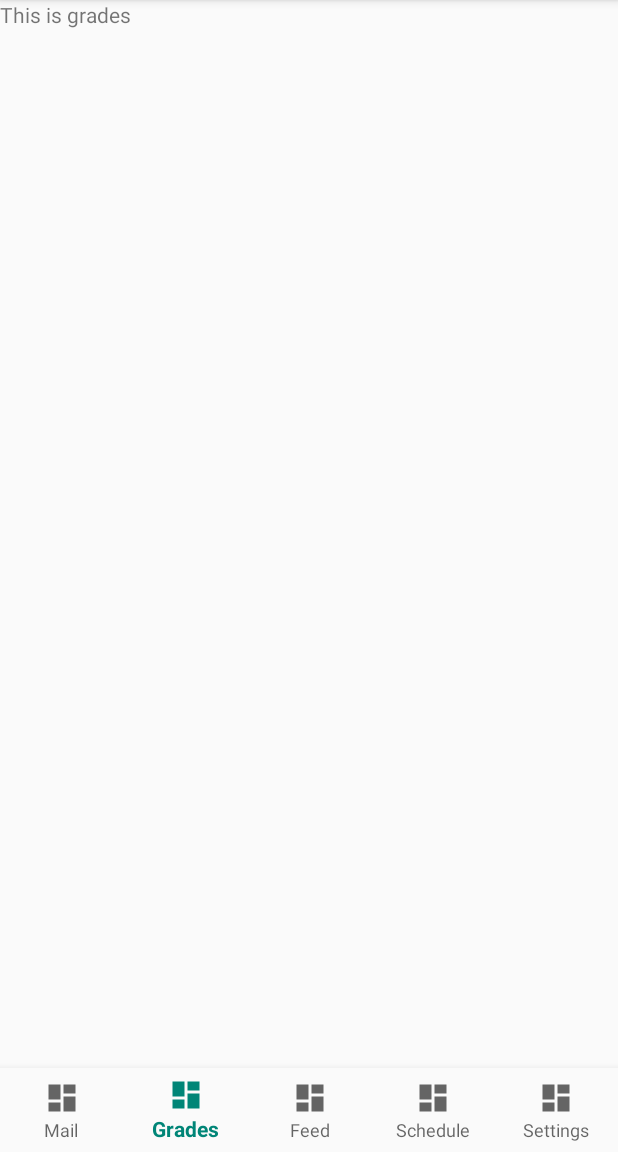
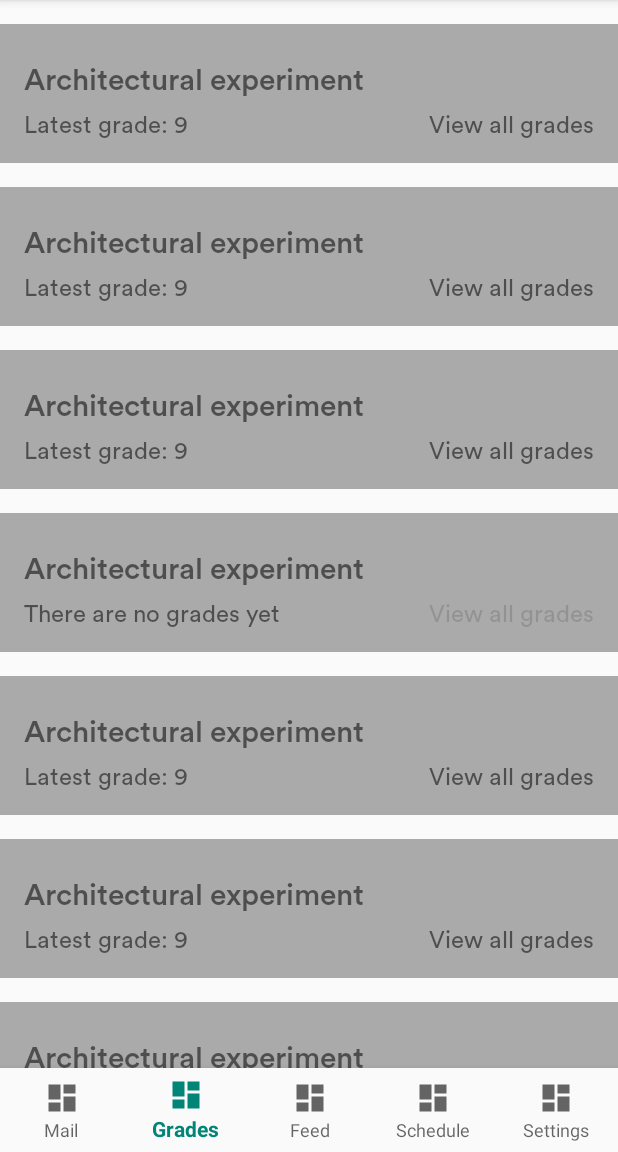
Before and after one commit to MindaugasVarkalys/owly, an Android app: the screen it shows after launch (MainActivity), item 2 of the bottom bar chosen, on a phone screen of 412 x 824 dp, the part 84-1236 px from its top. Run offline under Robolectric (Android 15) with nearby library versions, the phone set to English and light mode, and no system bars.

Commit message:
Created grades list

```diff
--- a/app/src/main/java/tech/owly/owly/adapters/FeedRecyclerAdapter.kt
+++ b/app/src/main/java/tech/owly/owly/adapters/FeedRecyclerAdapter.kt
@@ -9,8 +9,8 @@ import kotlinx.android.synthetic.main.view_feed_card.view.*
 import kotlinx.android.synthetic.main.view_feed_lecture_card.view.*
 import kotlinx.android.synthetic.main.view_feed_message_card.view.*
 import tech.owly.owly.R
-import tech.owly.owly.data.Lecture
-import tech.owly.owly.data.Message
+import tech.owly.owly.data.feed.Lecture
+import tech.owly.owly.data.feed.Message
 
 
 class FeedRecyclerAdapter(private val messages : Array<Message>) : RecyclerView.Adapter<FeedRecyclerAdapter.ViewHolder>() {
--- /dev/null
+++ b/app/src/main/java/tech/owly/owly/adapters/GradesRecyclerAdapter.kt
@@ -0,0 +1,34 @@
+package tech.owly.owly.adapters
+
+import android.support.constraint.ConstraintLayout
+import android.support.v7.widget.RecyclerView
+import android.view.LayoutInflater
+import android.view.ViewGroup
+import kotlinx.android.synthetic.main.view_module_card.view.*
+import tech.owly.owly.R
+import tech.owly.owly.data.grades.Module
+
+
+class GradesRecyclerAdapter(private val modules : Array<Module>) : RecyclerView.Adapter<GradesRecyclerAdapter.ViewHolder>() {
+
+    class ViewHolder(val layout: ConstraintLayout) : RecyclerView.ViewHolder(layout)
+
+    override fun onCreateViewHolder(parent: ViewGroup, viewType: Int): ViewHolder {
+        val layout = LayoutInflater.from(parent.context).inflate(R.layout.view_module_card, parent, false) as ConstraintLayout
+        return ViewHolder(layout)
+    }
+
+    override fun onBindViewHolder(holder: ViewHolder, position: Int) {
+        val module = modules[position]
+        val context = holder.layout.context
+        holder.layout.module.text = module.name
+        if (module.lastGrade != null) {
+            holder.layout.latest_grade.text = context.getString(R.string.latest_grade, module.lastGrade)
+        } else {
+            holder.layout.latest_grade.text = context.getString(R.string.no_grades)
+            holder.layout.view_all_grades.isEnabled = false
+        }
+    }
+
+    override fun getItemCount() = modules.size
+}
--- a/app/src/main/java/tech/owly/owly/data/Lecture.kt
+++ b/app/src/main/java/tech/owly/owly/data/feed/Lecture.kt
@@ -1,4 +1,4 @@
-package tech.owly.owly.data
+package tech.owly.owly.data.feed
 
 data class Lecture(
     val title: String,
--- a/app/src/main/java/tech/owly/owly/data/Message.kt
+++ b/app/src/main/java/tech/owly/owly/data/feed/Message.kt
@@ -1,4 +1,4 @@
-package tech.owly.owly.data
+package tech.owly.owly.data.feed
 
 open class Message(
     val firstLine: String,
--- /dev/null
+++ b/app/src/main/java/tech/owly/owly/data/grades/Grade.kt
@@ -0,0 +1,7 @@
+package tech.owly.owly.data.grades
+
+
+data class Grade(
+    val name: String,
+    val value: Int = -1
+)
--- /dev/null
+++ b/app/src/main/java/tech/owly/owly/data/grades/Module.kt
@@ -0,0 +1,10 @@
+package tech.owly.owly.data.grades
+
+data class Module(
+    val name: String,
+    val grades: List<Grade>
+) {
+    val average = grades.asSequence().map { it.value }.average()
+
+    val lastGrade = grades.lastOrNull { it.value > -1 }?.value
+}
--- a/app/src/main/java/tech/owly/owly/fragments/FeedFragment.kt
+++ b/app/src/main/java/tech/owly/owly/fragments/FeedFragment.kt
@@ -9,8 +9,8 @@ import android.view.ViewGroup
 import kotlinx.android.synthetic.main.fragment_feed.*
 import tech.owly.owly.R
 import tech.owly.owly.adapters.FeedRecyclerAdapter
-import tech.owly.owly.data.Lecture
-import tech.owly.owly.data.Message
+import tech.owly.owly.data.feed.Lecture
+import tech.owly.owly.data.feed.Message
 
 class FeedFragment : Fragment() {
 
--- a/app/src/main/java/tech/owly/owly/fragments/GradesFragment.kt
+++ b/app/src/main/java/tech/owly/owly/fragments/GradesFragment.kt
@@ -2,14 +2,167 @@ package tech.owly.owly.fragments
 
 import android.os.Bundle
 import android.support.v4.app.Fragment
+import android.support.v7.widget.LinearLayoutManager
 import android.view.LayoutInflater
 import android.view.View
 import android.view.ViewGroup
+import kotlinx.android.synthetic.main.fragment_grades.*
 import tech.owly.owly.R
+import tech.owly.owly.adapters.GradesRecyclerAdapter
+import tech.owly.owly.data.grades.Grade
+import tech.owly.owly.data.grades.Module
 
 class GradesFragment : Fragment() {
+
+    private val modules = arrayOf(
+            Module("Architectural experiment", listOf(
+                    Grade("Test 1", 9),
+                    Grade("Test 1", 9),
+                    Grade("Test 1", 9),
+                    Grade("Test 1", 9),
+                    Grade("Test 1"),
+                    Grade("Test 1"),
+                    Grade("Test 1")
+            )),
+            Module("Architectural experiment", listOf(
+                    Grade("Test 1", 9),
+                    Grade("Test 1", 9),
+                    Grade("Test 1", 9),
+                    Grade("Test 1", 9),
+                    Grade("Test 1"),
+                    Grade("Test 1"),
+                    Grade("Test 1")
+            )),
+            Module("Architectural experiment", listOf(
+                    Grade("Test 1", 9),
+                    Grade("Test 1", 9),
+                    Grade("Test 1", 9),
+                    Grade("Test 1", 9),
+                    Grade("Test 1"),
+                    Grade("Test 1"),
+                    Grade("Test 1")
+            )),
+            Module("Architectural experiment", listOf(
+                    Grade("Test 1"),
+                    Grade("Test 1"),
+                    Grade("Test 1"),
+                    Grade("Test 1"),
+                    Grade("Test 1"),
+                    Grade("Test 1"),
+                    Grade("Test 1")
+            )),
+            Module("Architectural experiment", listOf(
+                    Grade("Test 1", 9),
+                    Grade("Test 1", 9),
+                    Grade("Test 1", 9),
+                    Grade("Test 1", 9),
+                    Grade("Test 1"),
+                    Grade("Test 1"),
+                    Grade("Test 1")
+            )),
+            Module("Architectural experiment", listOf(
+                    Grade("Test 1", 9),
+                    Grade("Test 1", 9),
+                    Grade("Test 1", 9),
+                    Grade("Test 1", 9),
+                    Grade("Test 1"),
+                    Grade("Test 1"),
+                    Grade("Test 1")
+            )),
+            Module("Architectural experiment", listOf(
+                    Grade("Test 1"),
+                    Grade("Test 1"),
+                    Grade("Test 1"),
+                    Grade("Test 1"),
+                    Grade("Test 1"),
+                    Grade("Test 1"),
+                    Grade("Test 1")
+            )),
+            Module("Architectural experiment", listOf(
+                    Grade("Test 1", 9),
+                    Grade("Test 1", 9),
+                    Grade("Test 1", 9),
+                    Grade("Test 1", 9),
+                    Grade("Test 1"),
+                    Grade("Test 1"),
+                    Grade("Test 1")
+            )),
+            Module("Architectural experiment", listOf(
+                    Grade("Test 1"),
+                    Grade("Test 1"),
+                    Grade("Test 1"),
+                    Grade("Test 1"),
+                    Grade("Test 1"),
+                    Grade("Test 1"),
+                    Grade("Test 1")
+            )),
+            Module("Architectural experiment", listOf(
+                    Grade("Test 1", 9),
+                    Grade("Test 1", 9),
+                    Grade("Test 1", 9),
+                    Grade("Test 1", 9),
+                    Grade("Test 1"),
+                    Grade("Test 1"),
+                    Grade("Test 1")
+            )),
+            Module("Architectural experiment", listOf(
+                    Grade("Test 1"),
+                    Grade("Test 1"),
+                    Grade("Test 1"),
+                    Grade("Test 1"),
+                    Grade("Test 1"),
+                    Grade("Test 1"),
+                    Grade("Test 1")
+            )),
+            Module("Architectural experiment", listOf(
+                    Grade("Test 1", 9),
+                    Grade("Test 1", 9),
+                    Grade("Test 1", 9),
+                    Grade("Test 1", 9),
+                    Grade("Test 1"),
+                    Grade("Test 1"),
+                    Grade("Test 1")
+            )),
+            Module("Architectural experiment", listOf(
+                    Grade("Test 1"),
+                    Grade("Test 1"),
+                    Grade("Test 1"),
+                    Grade("Test 1"),
+                    Grade("Test 1"),
+                    Grade("Test 1"),
+                    Grade("Test 1")
+            )),
+            Module("Architectural experiment", listOf(
+                    Grade("Test 1", 9),
+                    Grade("Test 1", 9),
+                    Grade("Test 1", 9),
+                    Grade("Test 1", 9),
+                    Grade("Test 1"),
+                    Grade("Test 1"),
+                    Grade("Test 1")
+            )),
+            Module("Architectural experiment", listOf(
+                    Grade("Test 1"),
+                    Grade("Test 1"),
+                    Grade("Test 1"),
+                    Grade("Test 1"),
+                    Grade("Test 1"),
+                    Grade("Test 1"),
+                    Grade("Test 1")
+            ))
+    )
 
     override fun onCreateView(inflater: LayoutInflater, container: ViewGroup?, savedInstanceState: Bundle?): View? {
         return inflater.inflate(R.layout.fragment_grades, container, false)
     }
+
+    override fun onViewCreated(view: View, savedInstanceState: Bundle?) {
+        super.onViewCreated(view, savedInstanceState)
+
+        grades_list.apply {
+            setHasFixedSize(true)
+            layoutManager = LinearLayoutManager(context)
+            adapter = GradesRecyclerAdapter(modules)
+        }
+    }
 }
--- a/app/src/main/res/layout/fragment_grades.xml
+++ b/app/src/main/res/layout/fragment_grades.xml
@@ -1,13 +1,9 @@
 <?xml version="1.0" encoding="utf-8"?>
-<FrameLayout xmlns:android="http://schemas.android.com/apk/res/android"
+<android.support.v7.widget.RecyclerView xmlns:android="http://schemas.android.com/apk/res/android"
     xmlns:tools="http://schemas.android.com/tools"
+    android:id="@+id/grades_list"
     android:layout_width="match_parent"
     android:layout_height="match_parent"
-    tools:context=".fragments.FeedFragment">
-
-    <TextView
-        android:layout_width="match_parent"
-        android:layout_height="match_parent"
-        android:text="This is grades" />
-
-</FrameLayout>
+    android:paddingTop="@dimen/distance_2"
+    android:clipToPadding="false"
+    tools:context=".fragments.FeedFragment" />
--- /dev/null
+++ b/app/src/main/res/layout/view_module_card.xml
@@ -0,0 +1,37 @@
+<?xml version="1.0" encoding="utf-8"?>
+<android.support.constraint.ConstraintLayout xmlns:android="http://schemas.android.com/apk/res/android"
+    xmlns:app="http://schemas.android.com/apk/res-auto"
+    style="@style/Card"
+    android:layout_width="match_parent"
+    android:layout_height="wrap_content"
+    android:layout_marginBottom="@dimen/distance_2"
+    xmlns:tools="http://schemas.android.com/tools">
+
+    <TextView
+        android:id="@+id/module"
+        style="@style/H3"
+        android:layout_width="match_parent"
+        android:layout_height="wrap_content"
+        android:layout_marginTop="@dimen/distance_1"
+        app:layout_constraintTop_toTopOf="parent"
+        tools:text="Architectural experiment" />
+
+    <TextView
+        android:id="@+id/latest_grade"
+        style="@style/PrimaryText"
+        android:layout_width="match_parent"
+        android:layout_height="wrap_content"
+        android:layout_marginTop="@dimen/distance_1"
+        app:layout_constraintTop_toBottomOf="@+id/module"
+        tools:text="Latest grade: 9" />
+
+    <TextView
+        android:id="@+id/view_all_grades"
+        style="@style/PrimaryText"
+        android:layout_width="wrap_content"
+        android:layout_height="wrap_content"
+        app:layout_constraintBottom_toBottomOf="@+id/latest_grade"
+        app:layout_constraintEnd_toEndOf="parent"
+        android:text="@string/view_all_grades" />
+
+</android.support.constraint.ConstraintLayout>
--- a/app/src/main/res/values/strings.xml
+++ b/app/src/main/res/values/strings.xml
@@ -7,5 +7,11 @@
     <string name="schedule">Schedule</string>
     <string name="settings">Settings</string>
 
+    <!-- Feed -->
     <string name="open_navigation">Open navigation</string>
+
+    <!-- Grades -->
+    <string name="view_all_grades">View all grades</string>
+    <string name="latest_grade">Latest grade: <b>%d</b></string>
+    <string name="no_grades">There are no grades yet</string>
 </resources>
```
